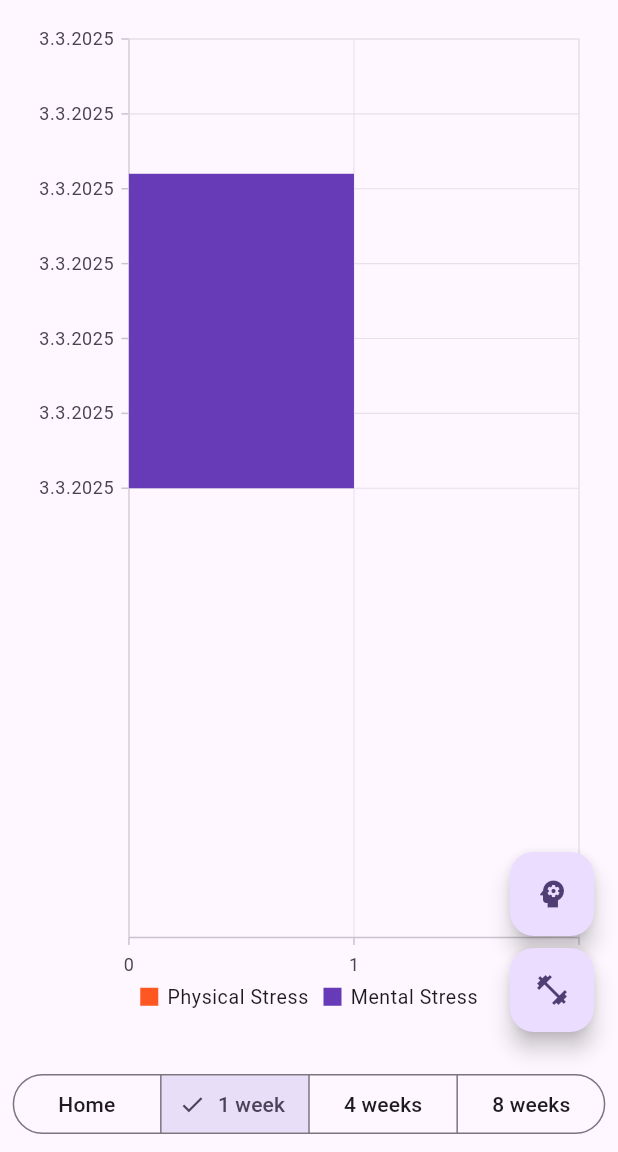
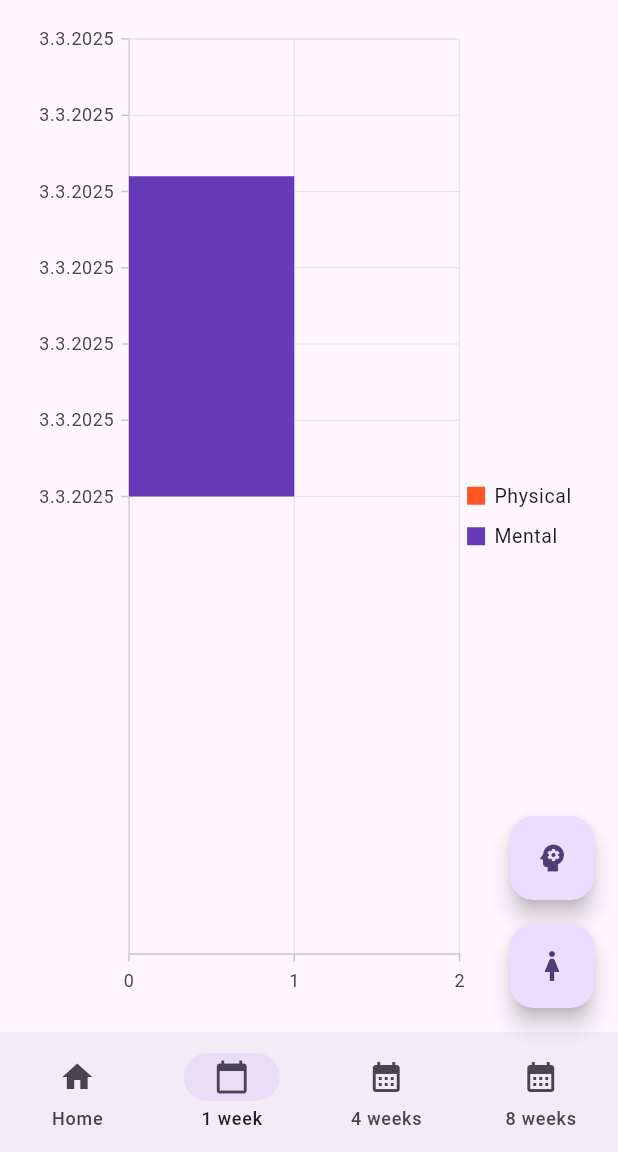
Before and after one commit to anlumo/stressed_unicorn, a Flutter app: the screen it shows after launch, item 2 of the bottom bar chosen, after a tap on the "psychology" icon, on a phone screen of 412 x 824 dp, the part 84-1236 px from its top. Run offline on Flutter 3.47's test engine with Material 3 defaults, Android fonts, the light colour scheme and no system bars; our stand-ins replace drift, drift_flutter, syncfusion_flutter_charts; accounts and stored records are empty; generated files the repository leaves out were written again.

Commit message:
Adjustments to make it look better on Android.

```diff
--- a/lib/main.dart
+++ b/lib/main.dart
@@ -43,7 +43,8 @@ class MyHomePage extends StatefulWidget {
 class _MyHomePageState extends State<MyHomePage> {
   bool _showMentalButton = true;
   bool _showPhysicalButton = true;
-  static const stressButtonSize = 120.0;
+  static const stressButtonSize = 200.0;
+  static const stressButtonPadding = 32.0;
 
   @override
   Widget build(BuildContext context) {
@@ -62,11 +63,15 @@ class _MyHomePageState extends State<MyHomePage> {
               AnimatedCrossFade(
                 duration: const Duration(milliseconds: 300),
                 firstChild: SizedBox(
+                  width: stressButtonSize + stressButtonPadding,
+                  height: stressButtonSize + stressButtonPadding,
+                  child: Center(
+                    child: SizedBox(
                       width: stressButtonSize,
                       height: stressButtonSize,
-                  child: Center(
-                    child: FloatingActionButton.large(
+                      child: FloatingActionButton.extended(
                         heroTag: mentalStressTag,
+                        shape: RoundedRectangleBorder(borderRadius: BorderRadius.circular(32)),
                         onPressed: () async {
                           setState(() {
                             _showMentalButton = false;
@@ -84,13 +89,14 @@ class _MyHomePageState extends State<MyHomePage> {
                           });
                         },
                         tooltip: 'Mental Stress',
-                      child: const Icon(Icons.psychology, size: 60),
+                        label: const Icon(Icons.psychology, size: 80),
+                      ),
                     ),
                   ),
                 ),
                 secondChild: SizedBox(
-                  width: stressButtonSize,
-                  height: stressButtonSize,
+                  width: stressButtonSize + stressButtonPadding,
+                  height: stressButtonSize + stressButtonPadding,
                   child: Icon(Icons.check, size: 60, color: theme.colorScheme.tertiary),
                 ),
                 crossFadeState: _showMentalButton ? CrossFadeState.showFirst : CrossFadeState.showSecond,
@@ -98,11 +104,15 @@ class _MyHomePageState extends State<MyHomePage> {
               AnimatedCrossFade(
                 duration: Duration(milliseconds: 300),
                 firstChild: SizedBox(
+                  width: stressButtonSize + stressButtonPadding,
+                  height: stressButtonSize + stressButtonPadding,
+                  child: Center(
+                    child: SizedBox(
                       width: stressButtonSize,
                       height: stressButtonSize,
-                  child: Center(
-                    child: FloatingActionButton.large(
+                      child: FloatingActionButton.extended(
                         heroTag: physicalStressTag,
+                        shape: RoundedRectangleBorder(borderRadius: BorderRadius.circular(32)),
                         onPressed: () async {
                           setState(() {
                             _showPhysicalButton = false;
@@ -120,13 +130,14 @@ class _MyHomePageState extends State<MyHomePage> {
                           });
                         },
                         tooltip: 'Physical Stress',
-                      child: const Icon(Icons.fitness_center, size: 60),
+                        label: const Icon(Icons.woman_2, size: 80),
+                      ),
                     ),
                   ),
                 ),
                 secondChild: SizedBox(
-                  width: stressButtonSize,
-                  height: stressButtonSize,
+                  width: stressButtonSize + stressButtonPadding,
+                  height: stressButtonSize + stressButtonPadding,
                   child: Icon(Icons.check, size: 60, color: theme.colorScheme.tertiary),
                 ),
                 crossFadeState: _showPhysicalButton ? CrossFadeState.showFirst : CrossFadeState.showSecond,
--- a/lib/stats.dart
+++ b/lib/stats.dart
@@ -65,20 +65,20 @@ class _StatsScreenState extends State<StatsScreen> {
                 primaryXAxis: DateTimeAxis(intervalType: DateTimeIntervalType.days, dateFormat: DateFormat.yMd('de')),
                 primaryYAxis: NumericAxis(interval: 1),
                 tooltipBehavior: TooltipBehavior(enable: true),
-                legend: Legend(isVisible: true),
+                legend: Legend(isVisible: true, position: LegendPosition.right),
                 series: <CartesianSeries<({DateTime day, int mental, int physical}), DateTime>>[
                   BarSeries<({DateTime day, int mental, int physical}), DateTime>(
                     dataSource: query,
                     xValueMapper: (({DateTime day, int mental, int physical}) data, _) => data.day,
                     yValueMapper: (({DateTime day, int mental, int physical}) data, _) => data.physical,
-                    name: 'Physical Stress',
+                    name: 'Physical',
                     color: Colors.deepOrange,
                   ),
                   BarSeries<({DateTime day, int mental, int physical}), DateTime>(
                     dataSource: query,
                     xValueMapper: (({DateTime day, int mental, int physical}) data, _) => data.day,
                     yValueMapper: (({DateTime day, int mental, int physical}) data, _) => data.mental,
-                    name: 'Mental Stress',
+                    name: 'Mental',
                     color: Colors.deepPurple,
                   ),
                 ],
@@ -103,7 +103,7 @@ class _StatsScreenState extends State<StatsScreen> {
       ),
       floatingActionButton: Column(
         mainAxisSize: MainAxisSize.min,
-        spacing: 8,
+        spacing: 16,
         children: [
           FloatingActionButton(
             heroTag: mentalStressTag,
@@ -125,7 +125,7 @@ class _StatsScreenState extends State<StatsScreen> {
               await refreshDisplay();
             },
             tooltip: 'Physical Stress',
-            child: const Icon(Icons.fitness_center),
+            child: const Icon(Icons.woman_2),
           ),
         ],
       ),
--- a/lib/week_selector.dart
+++ b/lib/week_selector.dart
@@ -10,26 +10,37 @@ class WeekSelector extends StatelessWidget {
 
   @override
   Widget build(BuildContext context) {
-    return Row(
-      mainAxisAlignment: MainAxisAlignment.center,
-      mainAxisSize: MainAxisSize.min,
-      children: [
-        Padding(
-          padding: const EdgeInsets.all(8.0),
-          child: SegmentedButton(
-            segments: [
-              ButtonSegment<int>(value: 0, label: Text('Home')),
-              ButtonSegment<int>(value: 1, label: Text('1 week')),
-              ButtonSegment<int>(value: 4, label: Text('4 weeks')),
-              ButtonSegment<int>(value: 8, label: Text('8 weeks')),
-            ],
-            selected: {weeks},
-            onSelectionChanged: (weeks) {
-              onSelectionChanged(weeks.first);
-            },
-          ),
-        ),
+    final int selectedIndex;
+    switch (weeks) {
+      case 0:
+        selectedIndex = 0;
+      case 1:
+        selectedIndex = 1;
+      case 4:
+        selectedIndex = 2;
+      case 8:
+        selectedIndex = 3;
+      default:
+        selectedIndex = 0;
+    }
+
+    return NavigationBar(
+      selectedIndex: selectedIndex,
+      destinations: [
+        NavigationDestination(label: 'Home', icon: Icon(Icons.home)),
+        NavigationDestination(label: '1 week', icon: Icon(Icons.calendar_today)),
+        NavigationDestination(label: '4 weeks', icon: Icon(Icons.calendar_month)),
+        NavigationDestination(label: '8 weeks', icon: Icon(Icons.calendar_month)),
       ],
+      onDestinationSelected: (value) {
+        onSelectionChanged(switch (value) {
+          0 => 0,
+          1 => 1,
+          2 => 4,
+          3 => 8,
+          _ => 0,
+        });
+      },
     );
   }
 }
```
Lines whose indentation alone changed are shown as unchanged.
